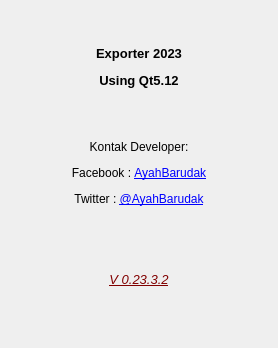
The window that src/ui/tentangaplikasi.ui (AyahnaSyahid/A3PExporter) describes before a commit, drawn with Qt 5.
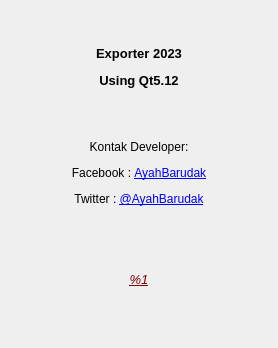
The same window after the commit.

What changed in the file:
```diff
--- a/src/ui/tentangaplikasi.ui
+++ b/src/ui/tentangaplikasi.ui
@@ -17,7 +17,7 @@
    <item>
     <widget class="QLabel" name="label">
      <property name="text">
-      <string>&lt;html&gt;&lt;head/&gt;&lt;body&gt;&lt;p align=&quot;center&quot;&gt;&lt;span style=&quot; font-size:10pt; font-weight:600;&quot;&gt;Exporter 2023&lt;/span&gt;&lt;/p&gt;&lt;p align=&quot;center&quot;&gt;&lt;span style=&quot; font-size:10pt; font-weight:600;&quot;&gt;Using Qt5.12&lt;/span&gt;&lt;/p&gt;&lt;p align=&quot;center&quot;&gt;&lt;br/&gt;&lt;/p&gt;&lt;p align=&quot;center&quot;&gt;Kontak Developer:&lt;/p&gt;&lt;p align=&quot;center&quot;&gt;Facebook : &lt;a href=&quot;https://www.facebook.com/ayahna.barudak.34&quot;&gt;&lt;span style=&quot; text-decoration: underline; color:#0000ff;&quot;&gt;AyahBarudak&lt;/span&gt;&lt;/a&gt;&lt;/p&gt;&lt;p align=&quot;center&quot;&gt;Twitter : &lt;a href=&quot;https://twitter.com/AyahBarudak&quot;&gt;&lt;span style=&quot; text-decoration: underline; color:#0000ff;&quot;&gt;@AyahBarudak&lt;/span&gt;&lt;/a&gt;&lt;br/&gt;&lt;/p&gt;&lt;p align=&quot;center&quot;&gt;&lt;br/&gt;&lt;/p&gt;&lt;p align=&quot;center&quot;&gt;&lt;span style=&quot; font-size:10pt; font-style:italic; text-decoration: underline; color:#810000;&quot;&gt;V 0.23.3.2&lt;/span&gt;&lt;br/&gt;&lt;/p&gt;&lt;/body&gt;&lt;/html&gt;</string>
+      <string>&lt;html&gt;&lt;head/&gt;&lt;body&gt;&lt;p align=&quot;center&quot;&gt;&lt;span style=&quot; font-size:10pt; font-weight:600;&quot;&gt;Exporter 2023&lt;/span&gt;&lt;/p&gt;&lt;p align=&quot;center&quot;&gt;&lt;span style=&quot; font-size:10pt; font-weight:600;&quot;&gt;Using Qt5.12&lt;/span&gt;&lt;/p&gt;&lt;p align=&quot;center&quot;&gt;&lt;br/&gt;&lt;/p&gt;&lt;p align=&quot;center&quot;&gt;Kontak Developer:&lt;/p&gt;&lt;p align=&quot;center&quot;&gt;Facebook : &lt;a href=&quot;https://www.facebook.com/ayahna.barudak.34&quot;&gt;&lt;span style=&quot; text-decoration: underline; color:#0000ff;&quot;&gt;AyahBarudak&lt;/span&gt;&lt;/a&gt;&lt;/p&gt;&lt;p align=&quot;center&quot;&gt;Twitter : &lt;a href=&quot;https://twitter.com/AyahBarudak&quot;&gt;&lt;span style=&quot; text-decoration: underline; color:#0000ff;&quot;&gt;@AyahBarudak&lt;/span&gt;&lt;/a&gt;&lt;br/&gt;&lt;/p&gt;&lt;p align=&quot;center&quot;&gt;&lt;br/&gt;&lt;/p&gt;&lt;p align=&quot;center&quot;&gt;&lt;span style=&quot; font-size:10pt; font-style:italic; text-decoration: underline; color:#810000;&quot;&gt;%1&lt;/span&gt;&lt;br/&gt;&lt;/p&gt;&lt;/body&gt;&lt;/html&gt;</string>
      </property>
      <property name="alignment">
       <set>Qt::AlignCenter</set>
```
